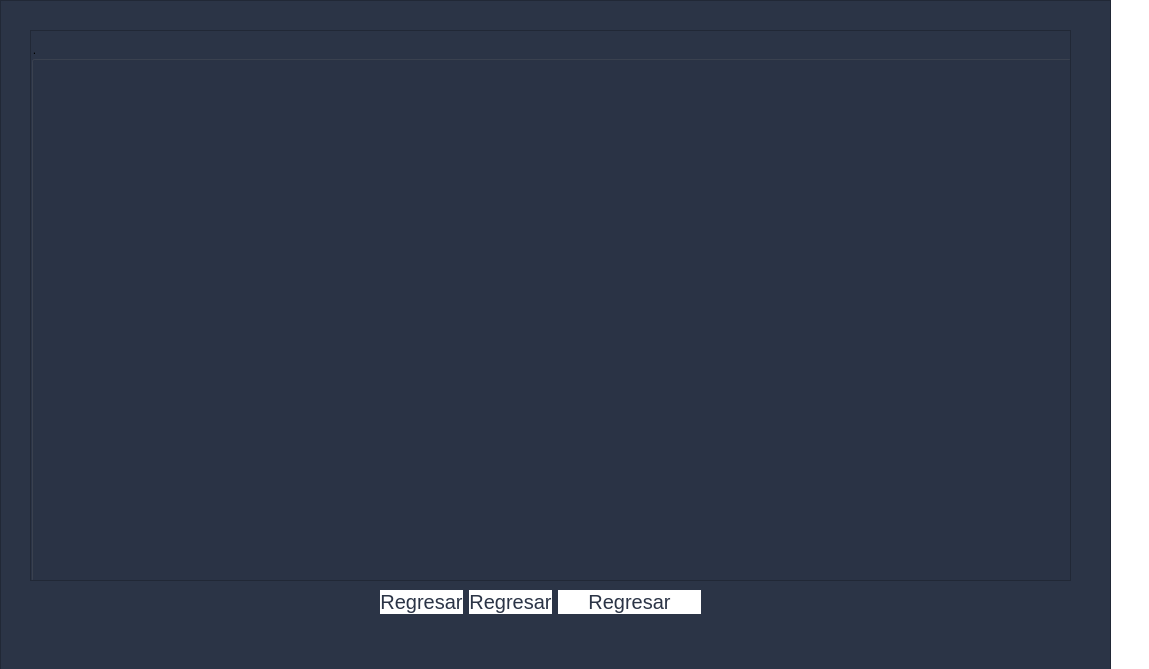
First picture: the form in ui_py/parqueaderos.ui, repository Simon010717/EasyParkingPy, before the edit.
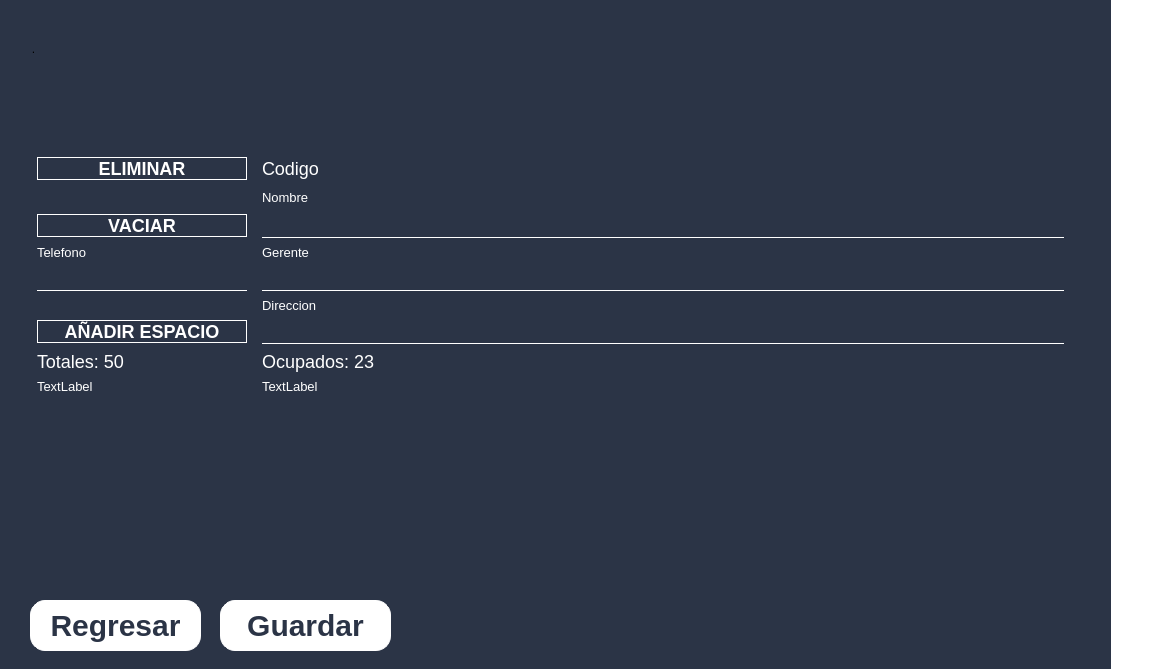
Second picture: the form after the edit. Icons and pictures are not drawn.

```diff
--- a/ui_py/parqueaderos.ui
+++ b/ui_py/parqueaderos.ui
@@ -6,7 +6,7 @@
    <rect>
     <x>0</x>
     <y>0</y>
-    <width>1149</width>
+    <width>1150</width>
     <height>669</height>
    </rect>
   </property>
@@ -18,23 +18,22 @@
 font-family: segoe ui;
 /*background: #2B3446;*/
 background:transparent;
+border: none;
 }
 QLabel{
-font-size: 15px;
+font-size: 13px;
 color: white;
 }
 QFrame{
 background: #2B3446;
 }
 QPushButton{
-color: #2B3446;
-border-radius: 15px;
-background:white;
-font-size: 20px;
-}
-QToolButton{
-background: transparent;
-border:none;
+color: white;
+font-size: 18px;
+font-weight: bold;
+border-style: solid;
+border-width: 1px;
+border-color:white;
 }
 QPushButton:hover{
 background: #2B3446;
@@ -48,7 +47,7 @@
 border: none;
 border-bottom: 1px solid;
 border-color: white;
-font-size: 30px;
+font-size: 18px;
 }
 #ErrorLabel{
 font-size: 20px;
@@ -57,6 +56,42 @@
 }
 QGroupBox{
 background: #2B3446;
+}
+#codLab, #totalesLab, #ocupadosLab{
+font-size: 18px;
+}
+#addButton, #undoButton, #redoButton{
+border:none
+}
+#addButton:hover, #undoButton:hover, #redoButton:hover{
+border-style: solid;
+border-color:white;
+border-width: 2px;
+background: transparent;
+border-radius:20px;
+}
+#line{
+color:white;
+line-color:white;
+}
+QVBoxLayout{
+border-style: solid;
+border-color:white;
+border-width: 2px;
+}
+#guardar,#regresar{
+color: #2B3446;
+background: white;
+font-size: 30px;
+border-radius: 15px;
+}
+#guardar:hover,#regresar:hover{
+color: white;
+border-style: solid;
+border-width: 1px;
+border-color:white;
+border-radius: 15px;
+background:#2B3446;
 }</string>
   </property>
   <widget class="QWidget" name="centralwidget">
@@ -92,8 +127,8 @@
        <rect>
         <x>0</x>
         <y>0</y>
-        <width>1039</width>
-        <height>549</height>
+        <width>1041</width>
+        <height>551</height>
        </rect>
       </property>
       <widget class="QGroupBox" name="groupBox">
@@ -114,67 +149,351 @@
           <x>0</x>
           <y>10</y>
           <width>1041</width>
-          <height>541</height>
+          <height>878</height>
          </rect>
         </property>
-        <layout class="QFormLayout" name="formLayout"/>
+        <layout class="QVBoxLayout" name="verticalLayout">
+         <property name="spacing">
+          <number>7</number>
+         </property>
+         <property name="sizeConstraint">
+          <enum>QLayout::SetDefaultConstraint</enum>
+         </property>
+         <item>
+          <layout class="QHBoxLayout" name="horizontalLayout_2">
+           <property name="sizeConstraint">
+            <enum>QLayout::SetDefaultConstraint</enum>
+           </property>
+           <item>
+            <widget class="QPushButton" name="addButton">
+             <property name="sizePolicy">
+              <sizepolicy hsizetype="Fixed" vsizetype="Fixed">
+               <horstretch>0</horstretch>
+               <verstretch>0</verstretch>
+              </sizepolicy>
+             </property>
+             <property name="minimumSize">
+              <size>
+               <width>60</width>
+               <height>60</height>
+              </size>
+             </property>
+             <property name="text">
+              <string/>
+             </property>
+             <property name="icon">
+              <iconset resource="logo.qrc">
+               <normaloff>:/logo/addButton.png</normaloff>:/logo/addButton.png</iconset>
+             </property>
+             <property name="iconSize">
+              <size>
+               <width>40</width>
+               <height>40</height>
+              </size>
+             </property>
+            </widget>
+           </item>
+           <item>
+            <widget class="QPushButton" name="undoButton">
+             <property name="sizePolicy">
+              <sizepolicy hsizetype="Fixed" vsizetype="Fixed">
+               <horstretch>0</horstretch>
+               <verstretch>0</verstretch>
+              </sizepolicy>
+             </property>
+             <property name="minimumSize">
+              <size>
+               <width>60</width>
+               <height>60</height>
+              </size>
+             </property>
+             <property name="text">
+              <string/>
+             </property>
+             <property name="icon">
+              <iconset resource="logo.qrc">
+               <normaloff>:/logo/undoButton.png</normaloff>:/logo/undoButton.png</iconset>
+             </property>
+             <property name="iconSize">
+              <size>
+               <width>40</width>
+               <height>40</height>
+              </size>
+             </property>
+            </widget>
+           </item>
+           <item>
+            <widget class="QPushButton" name="redoButton">
+             <property name="sizePolicy">
+              <sizepolicy hsizetype="Fixed" vsizetype="Fixed">
+               <horstretch>0</horstretch>
+               <verstretch>0</verstretch>
+              </sizepolicy>
+             </property>
+             <property name="minimumSize">
+              <size>
+               <width>60</width>
+               <height>60</height>
+              </size>
+             </property>
+             <property name="text">
+              <string/>
+             </property>
+             <property name="icon">
+              <iconset resource="logo.qrc">
+               <normaloff>:/logo/redoButton.png</normaloff>:/logo/redoButton.png</iconset>
+             </property>
+             <property name="iconSize">
+              <size>
+               <width>40</width>
+               <height>40</height>
+              </size>
+             </property>
+            </widget>
+           </item>
+          </layout>
+         </item>
+         <item>
+          <spacer name="verticalSpacer_2">
+           <property name="orientation">
+            <enum>Qt::Vertical</enum>
+           </property>
+           <property name="sizeType">
+            <enum>QSizePolicy::Minimum</enum>
+           </property>
+           <property name="sizeHint" stdset="0">
+            <size>
+             <width>20</width>
+             <height>40</height>
+            </size>
+           </property>
+          </spacer>
+         </item>
+         <item>
+          <layout class="QFormLayout" name="formLayout_3">
+           <property name="labelAlignment">
+            <set>Qt::AlignLeading|Qt::AlignLeft|Qt::AlignVCenter</set>
+           </property>
+           <property name="formAlignment">
+            <set>Qt::AlignCenter</set>
+           </property>
+           <property name="horizontalSpacing">
+            <number>15</number>
+           </property>
+           <property name="leftMargin">
+            <number>7</number>
+           </property>
+           <property name="rightMargin">
+            <number>7</number>
+           </property>
+           <item row="7" column="0">
+            <widget class="QLabel" name="label_2">
+             <property name="text">
+              <string>Telefono</string>
+             </property>
+            </widget>
+           </item>
+           <item row="7" column="1">
+            <widget class="QLabel" name="label_3">
+             <property name="text">
+              <string>Gerente</string>
+             </property>
+            </widget>
+           </item>
+           <item row="4" column="1">
+            <widget class="QLabel" name="label_5">
+             <property name="text">
+              <string>Nombre</string>
+             </property>
+            </widget>
+           </item>
+           <item row="12" column="1">
+            <widget class="QLabel" name="label_6">
+             <property name="text">
+              <string>Direccion</string>
+             </property>
+            </widget>
+           </item>
+           <item row="12" column="0">
+            <widget class="QLabel" name="label_7">
+             <property name="text">
+              <string/>
+             </property>
+            </widget>
+           </item>
+           <item row="5" column="1">
+            <widget class="QLineEdit" name="lineEdit">
+             <property name="text">
+              <string/>
+             </property>
+            </widget>
+           </item>
+           <item row="10" column="0">
+            <widget class="QLineEdit" name="lineEdit_2">
+             <property name="minimumSize">
+              <size>
+               <width>210</width>
+               <height>0</height>
+              </size>
+             </property>
+            </widget>
+           </item>
+           <item row="10" column="1">
+            <widget class="QLineEdit" name="lineEdit_3"/>
+           </item>
+           <item row="13" column="1">
+            <widget class="QLineEdit" name="lineEdit_4"/>
+           </item>
+           <item row="17" column="0">
+            <widget class="QLabel" name="totalesLab">
+             <property name="text">
+              <string>Totales: 50</string>
+             </property>
+            </widget>
+           </item>
+           <item row="17" column="1">
+            <widget class="QLabel" name="ocupadosLab">
+             <property name="text">
+              <string>Ocupados: 23</string>
+             </property>
+            </widget>
+           </item>
+           <item row="2" column="1">
+            <widget class="QLabel" name="codLab">
+             <property name="text">
+              <string>Codigo</string>
+             </property>
+            </widget>
+           </item>
+           <item row="4" column="0">
+            <spacer name="horizontalSpacer">
+             <property name="orientation">
+              <enum>Qt::Horizontal</enum>
+             </property>
+             <property name="sizeHint" stdset="0">
+              <size>
+               <width>210</width>
+               <height>20</height>
+              </size>
+             </property>
+            </spacer>
+           </item>
+           <item row="13" column="0">
+            <widget class="QPushButton" name="agregarEspButton">
+             <property name="minimumSize">
+              <size>
+               <width>210</width>
+               <height>0</height>
+              </size>
+             </property>
+             <property name="text">
+              <string>AÑADIR ESPACIO</string>
+             </property>
+            </widget>
+           </item>
+           <item row="5" column="0">
+            <widget class="QPushButton" name="pushButton">
+             <property name="sizePolicy">
+              <sizepolicy hsizetype="Fixed" vsizetype="Fixed">
+               <horstretch>0</horstretch>
+               <verstretch>0</verstretch>
+              </sizepolicy>
+             </property>
+             <property name="minimumSize">
+              <size>
+               <width>210</width>
+               <height>0</height>
+              </size>
+             </property>
+             <property name="text">
+              <string>VACIAR</string>
+             </property>
+            </widget>
+           </item>
+           <item row="2" column="0">
+            <widget class="QPushButton" name="pushButton_2">
+             <property name="minimumSize">
+              <size>
+               <width>210</width>
+               <height>0</height>
+              </size>
+             </property>
+             <property name="text">
+              <string>ELIMINAR</string>
+             </property>
+            </widget>
+           </item>
+           <item row="18" column="0">
+            <widget class="QLabel" name="label">
+             <property name="text">
+              <string>TextLabel</string>
+             </property>
+            </widget>
+           </item>
+           <item row="18" column="1">
+            <widget class="QLabel" name="label_12">
+             <property name="text">
+              <string>TextLabel</string>
+             </property>
+            </widget>
+           </item>
+          </layout>
+         </item>
+         <item>
+          <spacer name="verticalSpacer">
+           <property name="orientation">
+            <enum>Qt::Vertical</enum>
+           </property>
+           <property name="sizeHint" stdset="0">
+            <size>
+             <width>20</width>
+             <height>40</height>
+            </size>
+           </property>
+          </spacer>
+         </item>
+        </layout>
        </widget>
       </widget>
      </widget>
     </widget>
-    <widget class="QWidget" name="horizontalLayoutWidget">
+    <widget class="QPushButton" name="guardar">
      <property name="geometry">
       <rect>
-       <x>380</x>
-       <y>590</y>
-       <width>321</width>
-       <height>61</height>
+       <x>220</x>
+       <y>600</y>
+       <width>171</width>
+       <height>51</height>
       </rect>
      </property>
-     <layout class="QHBoxLayout" name="horizontalLayout">
-      <property name="sizeConstraint">
-       <enum>QLayout::SetMaximumSize</enum>
-      </property>
-      <item>
-       <widget class="QPushButton" name="regresar_2">
-        <property name="sizePolicy">
-         <sizepolicy hsizetype="Fixed" vsizetype="Fixed">
-          <horstretch>0</horstretch>
-          <verstretch>0</verstretch>
-         </sizepolicy>
-        </property>
-        <property name="text">
-         <string>Regresar</string>
-        </property>
-       </widget>
-      </item>
-      <item>
-       <widget class="QPushButton" name="regresar">
-        <property name="sizePolicy">
-         <sizepolicy hsizetype="Minimum" vsizetype="Fixed">
-          <horstretch>0</horstretch>
-          <verstretch>0</verstretch>
-         </sizepolicy>
-        </property>
-        <property name="text">
-         <string>Regresar</string>
-        </property>
-       </widget>
-      </item>
-      <item>
-       <widget class="QPushButton" name="regresar_3">
-        <property name="sizePolicy">
-         <sizepolicy hsizetype="MinimumExpanding" vsizetype="Fixed">
-          <horstretch>0</horstretch>
-          <verstretch>0</verstretch>
-         </sizepolicy>
-        </property>
-        <property name="text">
-         <string>Regresar</string>
-        </property>
-       </widget>
-      </item>
-     </layout>
+     <property name="sizePolicy">
+      <sizepolicy hsizetype="Fixed" vsizetype="Fixed">
+       <horstretch>0</horstretch>
+       <verstretch>0</verstretch>
+      </sizepolicy>
+     </property>
+     <property name="text">
+      <string>Guardar</string>
+     </property>
+    </widget>
+    <widget class="QPushButton" name="regresar">
+     <property name="geometry">
+      <rect>
+       <x>30</x>
+       <y>600</y>
+       <width>171</width>
+       <height>51</height>
+      </rect>
+     </property>
+     <property name="sizePolicy">
+      <sizepolicy hsizetype="Fixed" vsizetype="Fixed">
+       <horstretch>0</horstretch>
+       <verstretch>0</verstretch>
+      </sizepolicy>
+     </property>
+     <property name="text">
+      <string>Regresar</string>
+     </property>
     </widget>
    </widget>
   </widget>
```
Left out of the diff: 12 changed lines with no effect on the pictures.
